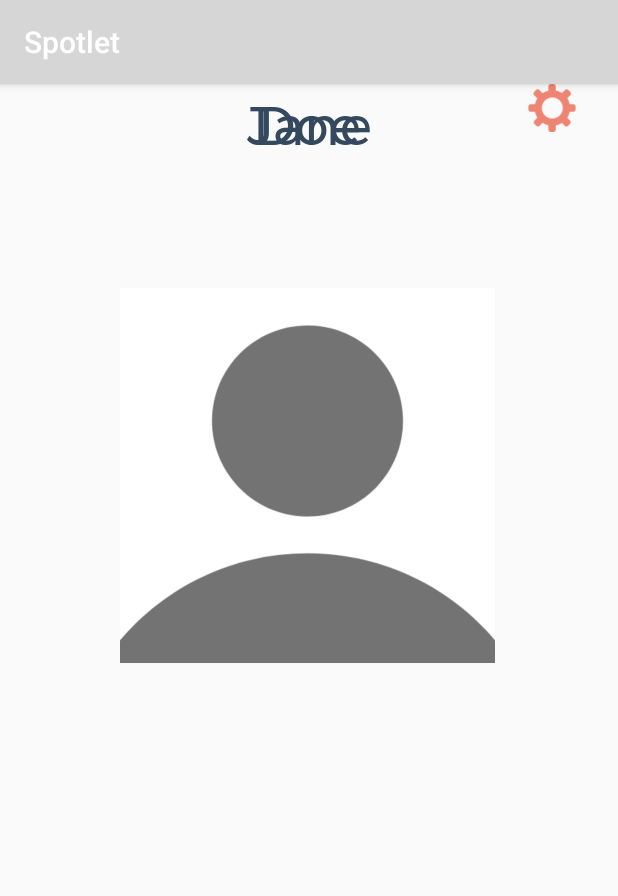
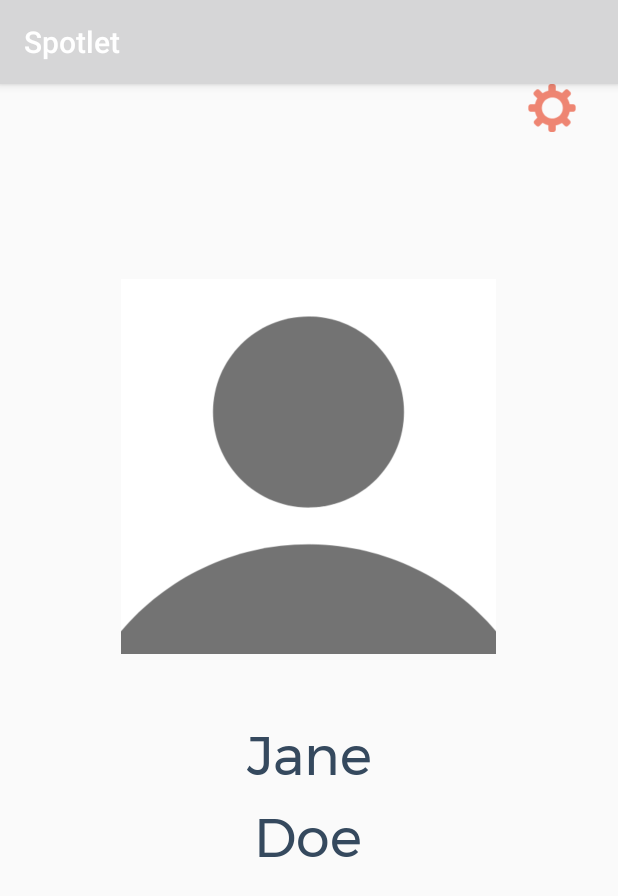
Before and after one commit to nicolepav/Spotlet, an Android app: the UserProfile screen opened directly, with no data from a screen before it, on a phone screen of 412 x 824 dp. Shown: the top 896 px of the screen. Run offline under Robolectric (Android 15) with nearby library versions, the light colour scheme and no system bars.

Commit message:
Constrained profile page elements

```diff
--- a/app/src/main/res/layout/activity_user_profile.xml
+++ b/app/src/main/res/layout/activity_user_profile.xml
@@ -10,8 +10,11 @@
         android:id="@+id/imageView2"
         android:layout_width="250dp"
         android:layout_height="250dp"
-        android:layout_marginStart="80dp"
-        android:layout_marginTop="136dp"
+        android:layout_marginTop="130dp"
+        android:layout_marginBottom="20dp"
+        app:layout_constraintBottom_toTopOf="@+id/text_profilename"
+        app:layout_constraintEnd_toEndOf="parent"
+        app:layout_constraintHorizontal_bias="0.496"
         app:layout_constraintStart_toStartOf="parent"
         app:layout_constraintTop_toTopOf="parent"
         app:srcCompat="@drawable/defaultavatar_gray" />
@@ -21,30 +24,34 @@
         android:layout_width="wrap_content"
         android:layout_height="wrap_content"
         android:layout_marginStart="50dp"
+        android:layout_marginTop="20dp"
         android:layout_marginEnd="50dp"
         android:fontFamily="@font/montserrat"
         android:text="@string/text_profilename"
         android:textAlignment="textStart"
         android:textColor="@color/colorBase"
         android:textSize="36sp"
+        app:layout_constraintBottom_toTopOf="@+id/text_profilelastname"
         app:layout_constraintEnd_toEndOf="parent"
         app:layout_constraintStart_toStartOf="parent"
-        tools:layout_editor_absoluteY="397dp" />
+        app:layout_constraintTop_toBottomOf="@+id/imageView2" />
 
     <TextView
         android:id="@+id/text_profilelastname"
         android:layout_width="wrap_content"
-        android:layout_height="wrap_content"
+        android:layout_height="0dp"
         android:layout_marginStart="50dp"
         android:layout_marginEnd="50dp"
+        android:layout_marginBottom="200dp"
         android:fontFamily="@font/montserrat"
         android:text="@string/text_profilelastname"
         android:textColor="@color/colorBase"
         android:textSize="36sp"
+        app:layout_constraintBottom_toBottomOf="parent"
         app:layout_constraintEnd_toEndOf="parent"
-        app:layout_constraintHorizontal_bias="0.495"
+        app:layout_constraintHorizontal_bias="0.497"
         app:layout_constraintStart_toStartOf="parent"
-        tools:layout_editor_absoluteY="447dp" />
+        app:layout_constraintTop_toBottomOf="@+id/text_profilename" />
 
     <ImageButton
         android:id="@+id/imageButton"
```
